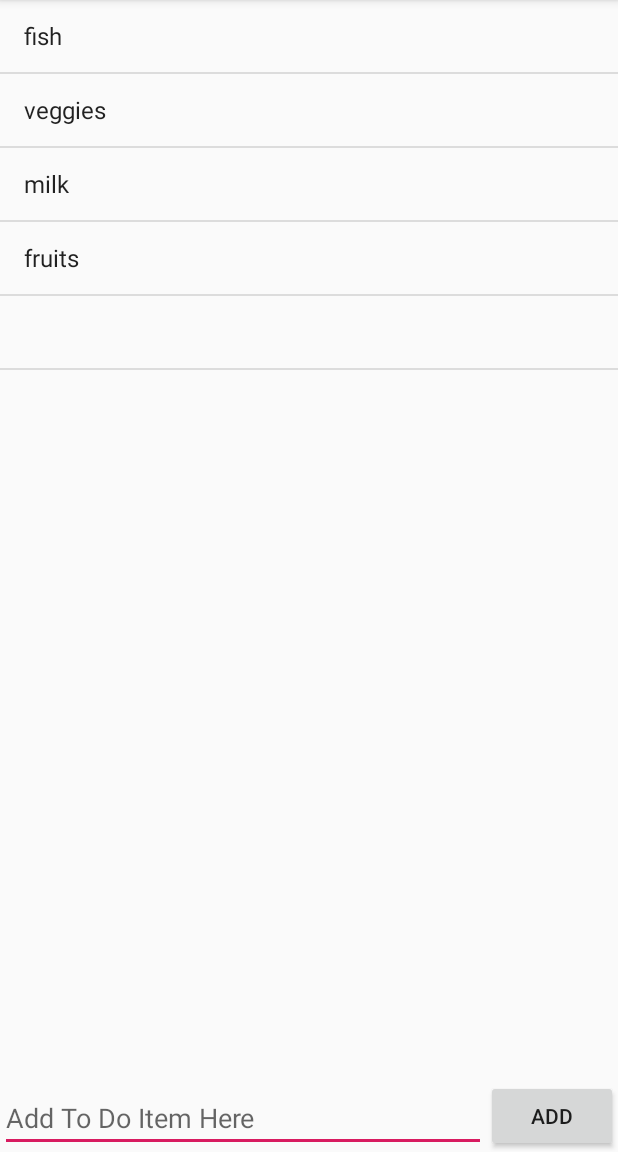
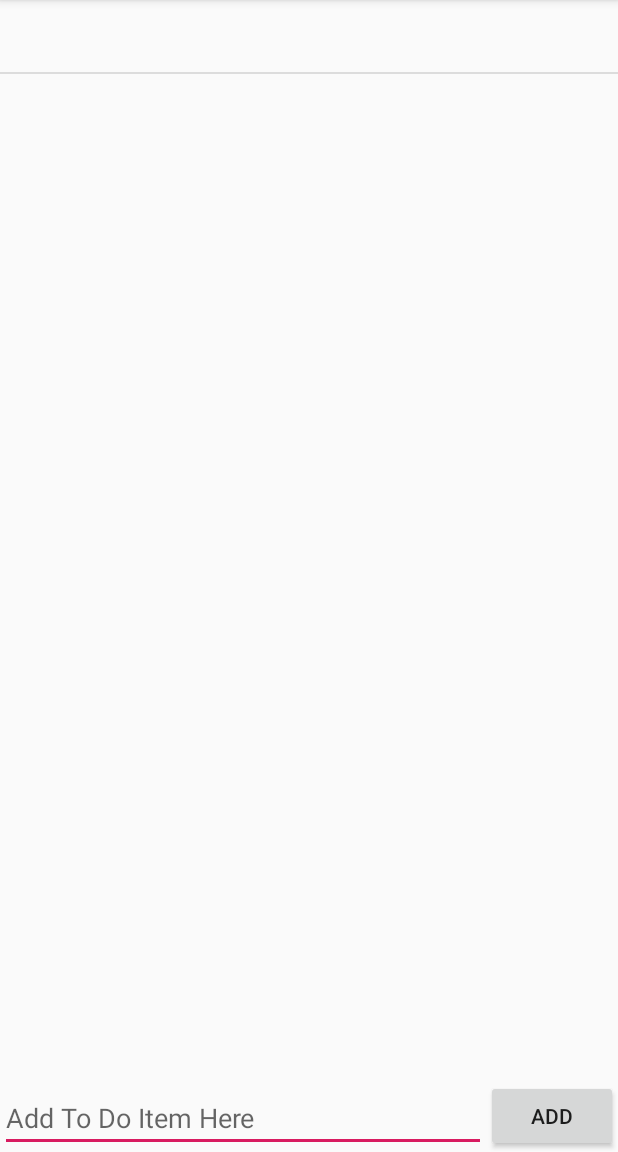
Before and after one commit to cherylfong/ToDoList, an Android app: the screen it shows after launch (MainActivity), after a tap on "ADD", on a phone screen of 412 x 824 dp, the part 84-1236 px from its top. Run offline under Robolectric (Android 15) with nearby library versions, the phone set to English and light mode, and no system bars.

Commit message:
comment out dummy data in MainActivity

```diff
--- a/app/src/main/java/com/cherylfong/todolist/MainActivity.java
+++ b/app/src/main/java/com/cherylfong/todolist/MainActivity.java
@@ -41,10 +41,10 @@ public class MainActivity extends AppCompatActivity {
         listView.setAdapter(itemsAdapter);
 
         // dummy data
-        items.add("fish");
-        items.add("veggies");
-        items.add("milk");
-        items.add("fruits");
+//        items.add("fish");
+//        items.add("veggies");
+//        items.add("milk");
+//        items.add("fruits");
 
         setListViewListener();
 
```
